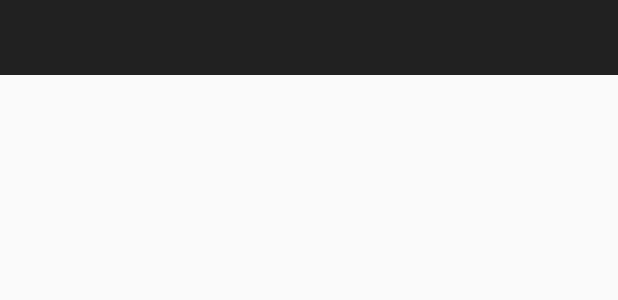
After one commit to rychagovDi/RssClient, an Android app: the layout toolbar.xml on its own in the app's theme, with its tools: preview values and no code run, on a phone screen of 412 x 824 dp. The commit adds this screen. Shown: the top 300 px of the screen. Run offline under Robolectric (Android 15) with nearby library versions, the phone set to English and light mode, and no system bars.

Commit message:
Добавил Toolbar вместо ActionBar'а

```diff
--- /dev/null
+++ b/RssClient/app/src/main/res/layout/toolbar.xml
@@ -0,0 +1,9 @@
+<?xml version="1.0" encoding="utf-8"?>
+<android.support.v7.widget.Toolbar
+    xmlns:android="http://schemas.android.com/apk/res/android"
+    android:id="@+id/toolbar"
+    android:layout_width="match_parent"
+    android:layout_height="50dp"
+    android:background="?attr/colorPrimary">
+
+</android.support.v7.widget.Toolbar>
--- a/RssClient/app/src/main/res/values/styles.xml
+++ b/RssClient/app/src/main/res/values/styles.xml
@@ -15,6 +15,8 @@
 
     <style name="MainTheme" parent="Theme.AppCompat.DayNight.DarkActionBar">
         <item name="colorAccent">@color/red_color</item>
+        <item name="windowActionBar">false</item>
+        <item name="windowNoTitle">true</item>
     </style>
 
 </resources>
--- a/RssClient/app/src/main/res/values/values.xml
+++ b/RssClient/app/src/main/res/values/values.xml
@@ -1,5 +1,5 @@
 <?xml version="1.0" encoding="utf-8"?>
 <resources>
-    <color name="accent_material_light">#009999</color>
     <color name="red_color">#990000</color>
+    <color name="white_color">#FFFF</color>
 </resources>
```
Also changed, not shown: RssClient/app/src/main/java/ru/rychagov/justrss/activities/MainActivity.java (+12 -2 lines), RssClient/app/src/main/res/layout/a_main.xml (+4 -4 lines).
